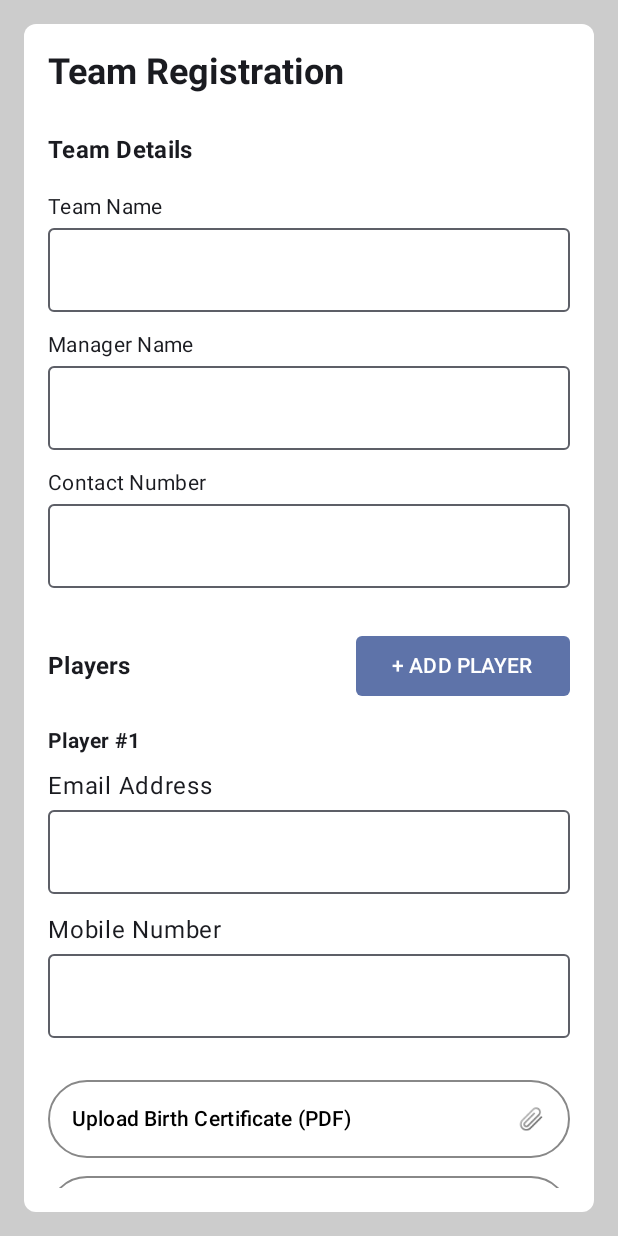
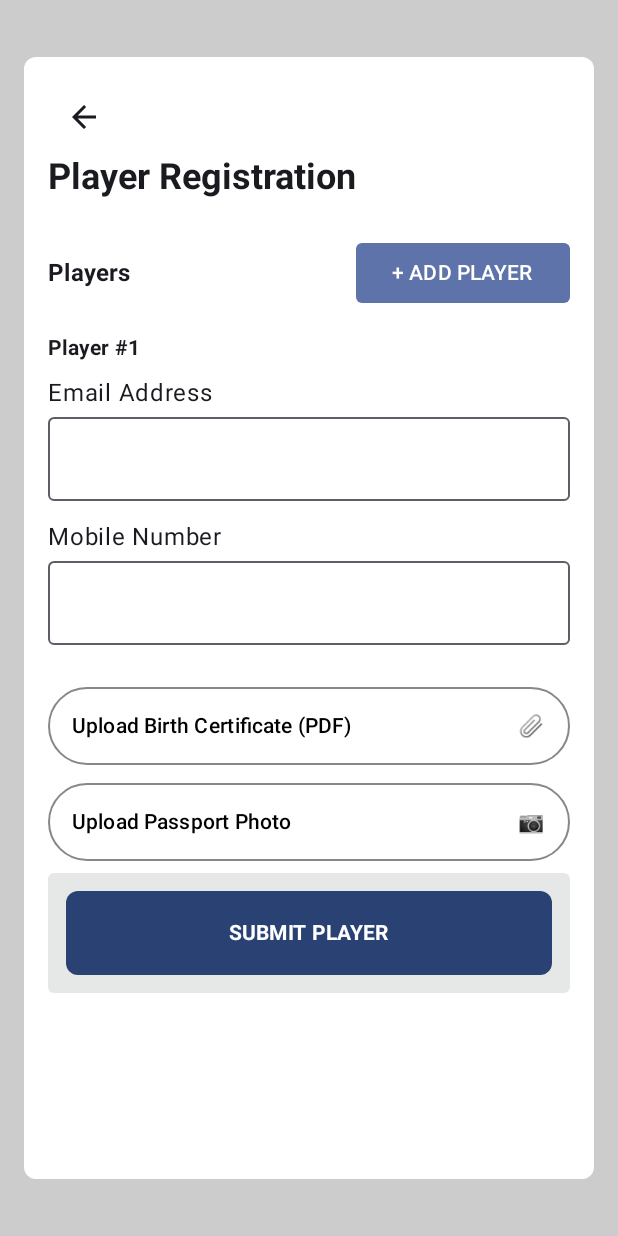
Before and after one commit to Blurviy/hockey-UN, an Android app built with Jetpack Compose: the PlayerRegistrationActivity screen opened directly, with no data from a screen before it, on a phone screen of 412 x 824 dp. Run offline under Robolectric (Android 15) with nearby library versions, the phone set to English and light mode, and no system bars.

Commit message:
rg
egegg

```diff
--- a/app/src/main/java/com/hockey/MainActivity.kt
+++ b/app/src/main/java/com/hockey/MainActivity.kt
@@ -6,7 +6,7 @@ import androidx.activity.compose.setContent
 import androidx.activity.enableEdgeToEdge
 import androidx.compose.runtime.Composable
 import androidx.compose.ui.tooling.preview.Preview
-import com.hockey.ui.screens.LoginScreen
+import com.hockey.ui.screens.auth.LoginScreen
 import com.hockey.ui.theme.HockeyTheme
 
 // DO NOT CHANGE ANYTHING HERE
--- a/app/src/main/java/com/hockey/ui/screens/SignupActivity.kt
+++ b/app/src/main/java/com/hockey/ui/screens/auth/LoginActivity.kt
@@ -1,16 +1,16 @@
-package com.hockey.ui.screens
+package com.hockey.ui.screens.auth
 
 import android.os.Bundle
 import androidx.activity.ComponentActivity
 import androidx.activity.compose.setContent
 import com.hockey.ui.theme.HockeyTheme
 
-class SignupActivity : ComponentActivity() {
+class LoginActivity : ComponentActivity() {
     override fun onCreate(savedInstanceState: Bundle?) {
         super.onCreate(savedInstanceState)
         setContent {
             HockeyTheme {
-                SignupScreen()
+                LoginScreen()
             }
         }
     }
--- a/app/src/main/java/com/hockey/ui/screens/LoginScreen.kt
+++ b/app/src/main/java/com/hockey/ui/screens/auth/LoginScreen.kt
@@ -1,4 +1,4 @@
-package com.hockey.ui.screens
+package com.hockey.ui.screens.auth
 
 import android.content.Intent
 import androidx.compose.foundation.Image
@@ -16,6 +16,8 @@ import androidx.compose.ui.tooling.preview.Preview
 import androidx.compose.ui.unit.dp
 import androidx.compose.ui.unit.sp
 import com.hockey.R
+import com.hockey.ui.screens.Main1Activity
+import com.hockey.ui.screens.auth.SignupActivity
 import com.hockey.ui.theme.HockeyTheme
 
 @Composable
--- a/app/src/main/java/com/hockey/ui/screens/PlayerRegistrationActivity.kt
+++ b/app/src/main/java/com/hockey/ui/screens/auth/SignupActivity.kt
@@ -1,16 +1,16 @@
-package com.hockey.ui.screens
+package com.hockey.ui.screens.auth
 
 import android.os.Bundle
 import androidx.activity.ComponentActivity
 import androidx.activity.compose.setContent
 import com.hockey.ui.theme.HockeyTheme
 
-class PlayerRegistrationActivity : ComponentActivity() {
+class SignupActivity : ComponentActivity() {
     override fun onCreate(savedInstanceState: Bundle?) {
         super.onCreate(savedInstanceState)
         setContent {
             HockeyTheme {
-                PlayerRegistrationScreen()
+                SignupScreen()
             }
         }
     }
--- a/app/src/main/java/com/hockey/ui/screens/SignupScreen.kt
+++ b/app/src/main/java/com/hockey/ui/screens/auth/SignupScreen.kt
@@ -1,4 +1,4 @@
-package com.hockey.ui.screens
+package com.hockey.ui.screens.auth
 
 import android.content.Intent
 import androidx.compose.foundation.layout.*
@@ -15,6 +15,7 @@ import androidx.compose.ui.unit.dp
 import androidx.compose.ui.unit.sp
 import androidx.lifecycle.viewmodel.compose.viewModel
 import com.hockey.R
+import com.hockey.ui.screens.Main1Activity
 import com.hockey.ui.viewmodels.AuthViewModel
 // import kotlin.coroutines.jvm.internal.CompletedContinuation.context
 
--- a/app/src/main/java/com/hockey/ui/screens/EventRegistraionScreen.kt
+++ b/app/src/main/java/com/hockey/ui/screens/events/EventRegistraionScreen.kt
@@ -1,4 +1,4 @@
-package com.hockey.ui.screens
+package com.hockey.ui.screens.events
 
 import androidx.compose.foundation.Image
 import androidx.compose.foundation.layout.*
--- a/app/src/main/java/com/hockey/ui/screens/EventScreen.kt
+++ b/app/src/main/java/com/hockey/ui/screens/events/EventScreen.kt
@@ -1,4 +1,4 @@
-package com.hockey.ui.screens
+package com.hockey.ui.screens.events
 
 import androidx.compose.foundation.background
 import androidx.compose.foundation.clickable
@@ -16,7 +16,6 @@ import androidx.compose.foundation.layout.width
 import androidx.compose.foundation.lazy.LazyColumn
 import androidx.compose.foundation.lazy.items
 import androidx.compose.material.icons.Icons
-import androidx.compose.material.icons.automirrored.filled.Message
 import androidx.compose.material.icons.filled.Favorite
 import androidx.compose.material.icons.filled.Group
 import androidx.compose.material.icons.filled.Message
--- a/app/src/main/java/com/hockey/ui/screens/HomeScreen.kt
+++ b/app/src/main/java/com/hockey/ui/screens/home/HomeScreen.kt
@@ -1,4 +1,4 @@
-package com.hockey.ui.screens
+package com.hockey.ui.screens.home
 
 import androidx.activity.compose.BackHandler
 import androidx.compose.foundation.clickable
@@ -32,6 +32,7 @@ import androidx.compose.ui.text.font.FontWeight
 import androidx.compose.ui.tooling.preview.Preview
 import androidx.compose.ui.unit.dp
 import androidx.compose.ui.unit.sp
+import com.hockey.ui.screens.events.EventScreen
 import com.hockey.ui.theme.HockeyTheme
 
 // Data classes to represent QuickStats and Activities
--- a/app/src/main/java/com/hockey/ui/screens/NewsAndUpdateScreen.kt
+++ b/app/src/main/java/com/hockey/ui/screens/news/NewsAndUpdateScreen.kt
@@ -1,4 +1,4 @@
-package com.hockey.ui.screens
+package com.hockey.ui.screens.news
 
 import android.content.Intent
 import android.webkit.WebView
--- a/app/src/main/java/com/hockey/ui/screens/SettingsScreen.kt
+++ b/app/src/main/java/com/hockey/ui/screens/settings/SettingsScreen.kt
@@ -1,4 +1,4 @@
-package com.hockey.ui.screens
+package com.hockey.ui.screens.settings
 
 import androidx.compose.foundation.layout.*
 import androidx.compose.foundation.shape.RoundedCornerShape
--- a/app/src/main/java/com/hockey/ui/screens/ActiveTeamsScreen.kt
+++ b/app/src/main/java/com/hockey/ui/screens/team/ActiveTeamsScreen.kt
@@ -1,4 +1,4 @@
-package com.hockey.ui.screens
+package com.hockey.ui.screens.team
 
 import androidx.compose.foundation.layout.*
 import androidx.compose.foundation.lazy.LazyColumn
--- a/app/src/main/java/com/hockey/ui/screens/LoginActivity.kt
+++ b/app/src/main/java/com/hockey/ui/screens/team/PlayerManagementActivity.kt
@@ -1,16 +1,16 @@
-package com.hockey.ui.screens
+package com.hockey.ui.screens.team
 
 import android.os.Bundle
 import androidx.activity.ComponentActivity
 import androidx.activity.compose.setContent
 import com.hockey.ui.theme.HockeyTheme
 
-class LoginActivity : ComponentActivity() {
+class PlayerManagementActivity : ComponentActivity() {
     override fun onCreate(savedInstanceState: Bundle?) {
         super.onCreate(savedInstanceState)
         setContent {
             HockeyTheme {
-                LoginScreen()
+                PlayerManagementScreen()
             }
         }
     }
--- a/app/src/main/java/com/hockey/ui/screens/PlayerManagementScreen.kt
+++ b/app/src/main/java/com/hockey/ui/screens/team/PlayerManagementScreen.kt
@@ -1,9 +1,8 @@
-package com.hockey.ui.screens
+package com.hockey.ui.screens.team
 
 import android.content.Intent
 import androidx.activity.ComponentActivity
 import androidx.compose.foundation.Image
-import androidx.compose.foundation.clickable
 import androidx.compose.foundation.layout.*
 import androidx.compose.foundation.lazy.LazyColumn
 import androidx.compose.foundation.lazy.items
--- a/app/src/main/java/com/hockey/ui/screens/TeamRegistrationScreen.kt
+++ b/app/src/main/java/com/hockey/ui/screens/team/PlayerRegistrationScreen.kt
@@ -1,9 +1,6 @@
-package com.hockey.ui.screens
+package com.hockey.ui.screens.team
 
-import android.os.Bundle
 import androidx.activity.ComponentActivity
-import androidx.activity.compose.setContent
-import androidx.activity.enableEdgeToEdge
 import androidx.compose.foundation.BorderStroke
 import androidx.compose.foundation.background
 import androidx.compose.foundation.layout.*
@@ -12,19 +9,19 @@ import androidx.compose.foundation.shape.RoundedCornerShape
 import androidx.compose.foundation.verticalScroll
 import androidx.compose.material.icons.Icons
 import androidx.compose.material.icons.filled.Delete
-import androidx.compose.material.icons.filled.Info
-import androidx.compose.material.icons.filled.Add
+import androidx.compose.material.icons.filled.ArrowBack
 import androidx.compose.material3.*
 import androidx.compose.runtime.*
 import androidx.compose.ui.Alignment
 import androidx.compose.ui.Modifier
 import androidx.compose.ui.graphics.Color
+import androidx.compose.ui.platform.LocalContext
 import androidx.compose.ui.text.font.FontWeight
 import androidx.compose.ui.tooling.preview.Preview
 import androidx.compose.ui.unit.dp
 import com.hockey.ui.theme.HockeyTheme
 
-data class Team(
+data class Player(
     val id: Int,
     var email: String = "",
     var mobileNumber: String = ""
@@ -32,7 +29,7 @@ data class Team(
 
 @OptIn(ExperimentalMaterial3Api::class)
 @Composable
-fun TeamRegistrationScreen() {
+fun PlayerRegistrationScreen() {
     var teamName by remember { mutableStateOf("") }
     var managerName by remember { mutableStateOf("") }
     var contactNumber by remember { mutableStateOf("") }
@@ -41,6 +38,7 @@ fun TeamRegistrationScreen() {
     var passportPhotoUploaded by remember { mutableStateOf(false) }
 
     val scrollState = rememberScrollState()
+    val context = LocalContext.current
 
     Box(
         modifier = Modifier
@@ -65,67 +63,25 @@ fun TeamRegistrationScreen() {
                     .verticalScroll(scrollState),
                 horizontalAlignment = Alignment.Start
             ) {
+                IconButton(
+                    onClick = {
+                        (context as? ComponentActivity)?.finish()
+                    },
+                    modifier = Modifier.align(Alignment.Start)
+                ) {
+                    Icon(Icons.Default.ArrowBack, contentDescription = "Back")
+                }
                 Text(
-                    text = "Team Registration",
+                    text = "Player Registration",
                     style = MaterialTheme.typography.headlineSmall,
                     fontWeight = FontWeight.Bold
                 )
 
-                Spacer(modifier = Modifier.height(24.dp))
 
-                Text(
-                    text = "Team Details",
-                    style = MaterialTheme.typography.titleMedium,
-                    fontWeight = FontWeight.Bold
-                )
 
-                Spacer(modifier = Modifier.height(16.dp))
 
-                Text(
-                    text = "Team Name",
-                    style = MaterialTheme.typography.bodyMedium
-                )
 
-                OutlinedTextField(
-                    value = teamName,
-                    onValueChange = { teamName = it },
-                    modifier = Modifier
-                        .fillMaxWidth()
-                        .padding(vertical = 4.dp),
-                    singleLine = true
-                )
 
-                Spacer(modifier = Modifier.height(8.dp))
-
-                Text(
-                    text = "Manager Name",
-                    style = MaterialTheme.typography.bodyMedium
-                )
-
-                OutlinedTextField(
-                    value = managerName,
-                    onValueChange = { managerName = it },
-                    modifier = Modifier
-                        .fillMaxWidth()
-                        .padding(vertical = 4.dp),
-                    singleLine = true
-                )
-
-                Spacer(modifier = Modifier.height(8.dp))
-
-                Text(
-                    text = "Contact Number",
-                    style = MaterialTheme.typography.bodyMedium
-                )
-
-                OutlinedTextField(
-                    value = contactNumber,
-                    onValueChange = { contactNumber = it },
-                    modifier = Modifier
-                        .fillMaxWidth()
-                        .padding(vertical = 4.dp),
-                    singleLine = true
-                )
 
                 Spacer(modifier = Modifier.height(24.dp))
 
@@ -262,7 +218,7 @@ fun TeamRegistrationScreen() {
                     }
                 }
 
-                Spacer(modifier = Modifier.height(24.dp))
+
 
 
                 Row(
@@ -276,20 +232,12 @@ fun TeamRegistrationScreen() {
                         .padding(12.dp),
                     verticalAlignment = Alignment.CenterVertically
                 ) {
-                    Icon(
-                        imageVector = Icons.Default.Info,
-                        contentDescription = "Information",
-                        tint = MaterialTheme.colorScheme.primary,
-                        modifier = Modifier
-                            .size(24.dp)
-                            .padding(end = 8.dp)
+                    Row( modifier = Modifier
+                        .fillMaxWidth()
+
                     )
 
-
-                }
-
-                Spacer(modifier = Modifier.height(24.dp))
-
+                    {
 
                         Button(
                             onClick = {  },
@@ -303,11 +251,19 @@ fun TeamRegistrationScreen() {
                             shape = RoundedCornerShape(8.dp)
                         ) {
                             Text(
-                        "SUBMIT REGISTRATION",
+                                "SUBMIT PLAYER",
                                 style = MaterialTheme.typography.labelLarge,
                                 fontWeight = FontWeight.Bold
                             )
                         }
+
+                    }
+
+                }
+
+
+
+
 
                   Spacer(modifier = Modifier.height(100.dp))
             }
@@ -317,8 +273,8 @@ fun TeamRegistrationScreen() {
 //guys just increase the preview sizw if you cant see everything working
 @Preview(showBackground = true, heightDp = 1500)
 @Composable
-fun TeamRegistrationScreenPreview() {
+fun PlayerRegistrationScreenPreview() {
     HockeyTheme {
-       TeamRegistrationScreen()
+        PlayerRegistrationScreen()
     }
 }
```
Also changed, not shown: app/src/main/AndroidManifest.xml (+4 -4 lines), app/src/main/java/com/hockey/BottomNavigationBar.kt (+4 -3 lines), app/src/main/java/com/hockey/ui/screens/team/PlayerRegistrationActivity.kt (renamed from app/src/main/java/com/hockey/ui/screens/TeamRegistrationActivity.kt, +3 -4 lines), app/src/main/java/com/hockey/ui/screens/team/TeamRegistrationActivity.kt (renamed from app/src/main/java/com/hockey/ui/screens/PlayerManagementActivity.kt, +4 -3 lines), app/src/main/java/com/hockey/ui/screens/team/TeamRegistrationScreen.kt (renamed from app/src/main/java/com/hockey/ui/screens/PlayerRegistrationScreen.kt, +70 -36 lines), app/src/main/java/com/hockey/ui/screens/team/TeamScreen.kt (renamed from app/src/main/java/com/hockey/ui/screens/TeamScreen.kt, +3 -5 lines). Lines whose indentation alone changed are shown as unchanged.
